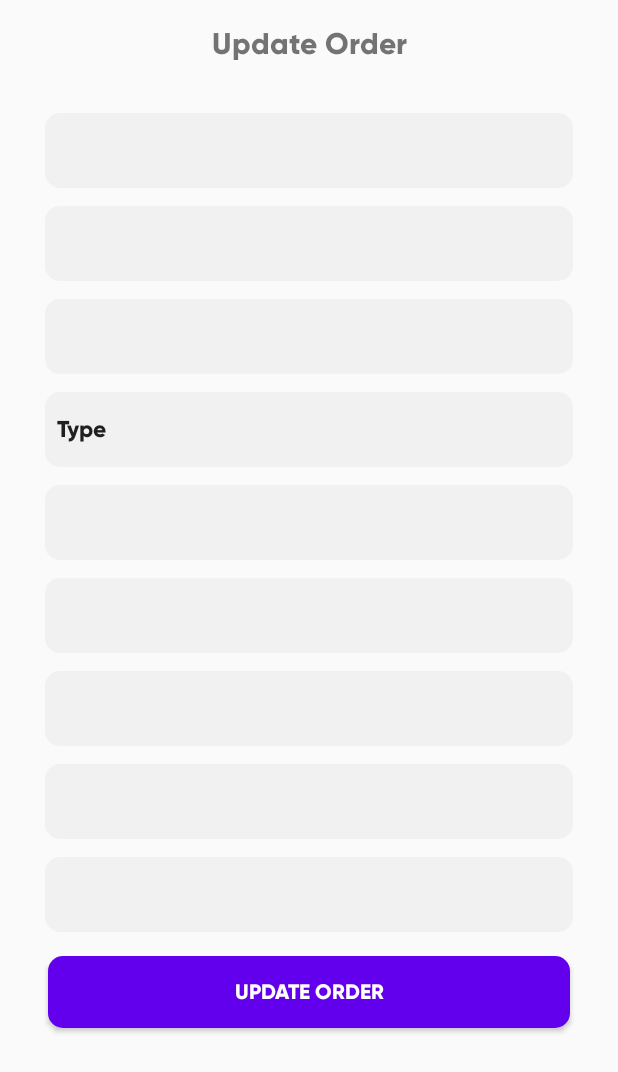
After one commit to samesh97/CSSE-Project, an Android app: the OrderUpdateSitemanager screen opened directly, with no data from a screen before it, on a phone screen of 412 x 824 dp. The commit adds this screen. Shown: the top 1072 px of the screen. Run offline under Robolectric (Android 15) with nearby library versions, the phone set to English and light mode, and no system bars; our stand-ins replace Firebase (no records; nobody signed in at launch, a user with empty details on screens opened directly); 10 statements that could not run were skipped.

Commit message:
retrieve order details

```diff
--- a/app/src/main/AndroidManifest.xml
+++ b/app/src/main/AndroidManifest.xml
@@ -1,8 +1,6 @@
 <?xml version="1.0" encoding="utf-8"?>
 <manifest xmlns:android="http://schemas.android.com/apk/res/android"
     package="com.crave.food.csse_android_app">
-
-    <uses-permission android:name="android.permission.INTERNET" />
 
     <application
         android:allowBackup="true"
@@ -11,6 +9,7 @@
         android:roundIcon="@mipmap/ic_launcher_round"
         android:supportsRtl="true"
         android:theme="@style/AppTheme">
+        <activity android:name=".activities.OrderUpdateSitemanager"></activity>
         <activity android:name=".activities.SplashScreen">
             <intent-filter>
                 <action android:name="android.intent.action.MAIN" />
@@ -28,4 +27,6 @@
         <activity android:name=".OrderRespondSupplier" />
     </application>
 
+    <uses-permission android:name="android.permission.INTERNET" />
+
 </manifest>
--- /dev/null
+++ b/app/src/main/java/com/crave/food/csse_android_app/activities/OrderUpdateSitemanager.java
@@ -0,0 +1,128 @@
+package com.crave.food.csse_android_app.activities;
+
+import androidx.appcompat.app.AppCompatActivity;
+
+import android.app.ProgressDialog;
+import android.os.Bundle;
+import android.view.View;
+import android.widget.AdapterView;
+import android.widget.ArrayAdapter;
+import android.widget.Button;
+import android.widget.EditText;
+import android.widget.Spinner;
+import android.widget.TextView;
+
+import com.crave.food.csse_android_app.OrderPlaceSitemanager;
+import com.crave.food.csse_android_app.OrderViewSitemanager;
+import com.crave.food.csse_android_app.R;
+import com.crave.food.csse_android_app.adapters.ProductSpinnerAdapter;
+import com.crave.food.csse_android_app.models.Order;
+import com.crave.food.csse_android_app.models.Product;
+import com.google.firebase.database.DatabaseReference;
+
+import java.util.ArrayList;
+
+public class OrderUpdateSitemanager extends AppCompatActivity {
+
+
+    private String supplierTxt = "";
+    private Spinner product;
+    private Spinner supplier;
+    private ProductSpinnerAdapter adapter;
+    private ArrayAdapter<CharSequence> adapter1;
+
+    private ProgressDialog progressBar;
+    private DatabaseReference reference;
+
+    private ProgressDialog dialog;
+    private ArrayList<Product> productList;
+
+    private EditText companyName;
+    private EditText phone;
+    private EditText quantity;
+    private EditText dateRequired;
+    private EditText siteAddress;
+    private EditText price;
+    private EditText notes;
+    private TextView status;
+
+    private Button btn_placeOrder;
+    private Product selectedProduct = null;
+    @Override
+    protected void onCreate(Bundle savedInstanceState) {
+        super.onCreate(savedInstanceState);
+        setContentView(R.layout.activity_order_update_sitemanager);
+
+        Order order = OrderViewSitemanager.editingOrder;
+
+        dialog = new ProgressDialog(OrderUpdateSitemanager.this);
+        dialog.setMessage("Loading..");
+        dialog.setCancelable(false);
+
+        productList = new ArrayList<>();
+
+        //making the 2 drop down lists for product and suppliers
+        product =  findViewById(R.id.spinner_product);
+        supplier = findViewById(R.id.spinner_supplier);
+
+        companyName = findViewById(R.id.editText_companyName);
+        phone = findViewById(R.id.editTextPhone);
+        quantity = findViewById(R.id.editText_quantity);
+        dateRequired = findViewById(R.id.editText_dateRequired);
+        siteAddress = findViewById(R.id.editTextTextPostalAddress);
+        price = findViewById(R.id.editText_price);
+        notes = findViewById(R.id.editText_notes);
+        status = findViewById(R.id.status);
+       btn_placeOrder = findViewById(R.id.btn_placeOrder);
+
+
+
+
+        companyName.setText(""+order.getCompanyName());
+        phone.setText(""+order.getPhone());
+        quantity.setText("" + order.getQuantity());
+        dateRequired.setText(""+order.getDateRequired());
+        siteAddress.setText(""+order.getSiteAddress());
+        price.setText(""+order.getPriceExpected());
+        notes.setText(""+order.getNotes());
+        status.setText(""+order.getStatus());
+        product.setPrompt(""+order.getProduct());
+        supplier.setPrompt(""+order.getSupplier());
+
+
+
+        adapter = new ProductSpinnerAdapter(OrderUpdateSitemanager.this, productList);
+        product.setAdapter(adapter);
+
+        product.setOnItemSelectedListener(new AdapterView.OnItemSelectedListener() {
+            @Override
+            public void onItemSelected(AdapterView<?> adapterView, View view, int i, long l)
+            {
+                selectedProduct = productList.get(i);
+            }
+
+            @Override
+            public void onNothingSelected(AdapterView<?> adapterView) {
+
+            }
+        });
+
+
+        adapter1 = ArrayAdapter.createFromResource(this, R.array.type, R.layout.layout_spinner);
+        adapter1.setDropDownViewResource(android.R.layout.simple_spinner_dropdown_item);
+        supplier.setAdapter(adapter1);
+
+        supplier.setOnItemSelectedListener(new AdapterView.OnItemSelectedListener() {
+            @Override
+            public void onItemSelected(AdapterView<?> adapterView, View view, int i, long l) {
+                supplierTxt = adapter1.getItem(i).toString();
+            }
+
+            @Override
+            public void onNothingSelected(AdapterView<?> adapterView) {
+
+            }
+        });
+
+    }
+}
--- a/app/src/main/java/com/crave/food/csse_android_app/models/Supplier.java
+++ b/app/src/main/java/com/crave/food/csse_android_app/models/Supplier.java
@@ -86,4 +86,8 @@ public class Supplier extends User
     public void setSupplierImage(String supplierImage) {
         this.supplierImage = supplierImage;
     }
+
+    public String getSuppliers() {
+        return supplierName;
+    }
 }
--- /dev/null
+++ b/app/src/main/res/layout/activity_order_update_sitemanager.xml
@@ -0,0 +1,207 @@
+<?xml version="1.0" encoding="utf-8"?>
+<ScrollView xmlns:android="http://schemas.android.com/apk/res/android"
+    xmlns:app="http://schemas.android.com/apk/res-auto"
+    xmlns:tools="http://schemas.android.com/tools"
+    android:layout_width="match_parent"
+    android:layout_height="match_parent"
+    tools:context=".OrderPlaceSitemanager">
+
+
+    <androidx.constraintlayout.widget.ConstraintLayout
+        android:layout_width="match_parent"
+        android:layout_height="wrap_content">
+
+
+        <TextView
+            android:id="@+id/textView"
+            android:layout_width="0dp"
+            android:layout_height="wrap_content"
+            android:layout_marginTop="16dp"
+            android:gravity="center"
+            android:text="Update Order"
+            android:fontFamily="@font/gilroy"
+            android:textAlignment="center"
+
+
+            android:textSize="20sp"
+            android:textStyle="bold"
+            app:layout_constraintEnd_toEndOf="parent"
+            app:layout_constraintHorizontal_bias="0.0"
+            app:layout_constraintStart_toStartOf="parent"
+            app:layout_constraintTop_toTopOf="parent" />
+
+
+        <Button
+            android:id="@+id/btn_placeOrder"
+            android:layout_width="0dp"
+            android:layout_height="wrap_content"
+            android:layout_marginStart="32dp"
+            android:layout_marginLeft="32dp"
+            android:layout_marginTop="16dp"
+            android:layout_marginEnd="32dp"
+            android:layout_marginRight="32dp"
+            android:layout_marginBottom="16dp"
+            android:background="@drawable/button_primary_color_background"
+            android:fontFamily="@font/gilroy"
+            android:onClick="placeOrderClicked"
+            android:text="Update Order"
+            android:textColor="@color/white"
+            app:layout_constraintBottom_toBottomOf="parent"
+            app:layout_constraintEnd_toEndOf="parent"
+            app:layout_constraintHorizontal_bias="1.0"
+            app:layout_constraintStart_toStartOf="parent"
+            app:layout_constraintTop_toBottomOf="@+id/editText_notes" />
+
+        <EditText
+            android:id="@+id/editText_companyName"
+            android:layout_width="0dp"
+            android:layout_height="50dp"
+            android:layout_marginLeft="30dp"
+            android:layout_marginTop="8dp"
+            android:layout_marginRight="30dp"
+            android:background="@drawable/edit_text_background"
+            android:fontFamily="@font/gilroy"
+            android:inputType="textPersonName"
+            android:paddingLeft="15dp"
+            android:paddingRight="15dp"
+            app:layout_constraintEnd_toEndOf="parent"
+            app:layout_constraintStart_toStartOf="parent"
+            app:layout_constraintTop_toBottomOf="@+id/status" />
+
+        <EditText
+            android:id="@+id/editTextPhone"
+            android:layout_width="0dp"
+            android:layout_height="50dp"
+            android:layout_marginLeft="30dp"
+            android:layout_marginTop="12dp"
+            android:layout_marginRight="30dp"
+            android:background="@drawable/edit_text_background"
+            android:fontFamily="@font/gilroy"
+            android:inputType="phone"
+            android:paddingLeft="15dp"
+            android:paddingRight="15dp"
+            app:layout_constraintEnd_toEndOf="parent"
+            app:layout_constraintStart_toStartOf="parent"
+            app:layout_constraintTop_toBottomOf="@+id/editText_companyName" />
+
+
+        <EditText
+            android:id="@+id/editText_quantity"
+            android:layout_width="0dp"
+            android:layout_height="50dp"
+            android:layout_marginLeft="30dp"
+            android:layout_marginTop="12dp"
+            android:layout_marginRight="30dp"
+            android:background="@drawable/edit_text_background"
+            android:fontFamily="@font/gilroy"
+            android:inputType="number"
+            android:paddingLeft="15dp"
+            android:paddingRight="15dp"
+            app:layout_constraintEnd_toEndOf="parent"
+            app:layout_constraintStart_toStartOf="parent"
+            app:layout_constraintTop_toBottomOf="@+id/spinner_supplier" />
+
+        <EditText
+            android:id="@+id/editText_dateRequired"
+            android:layout_width="0dp"
+            android:layout_height="50dp"
+            android:layout_marginLeft="30dp"
+            android:layout_marginTop="12dp"
+            android:layout_marginRight="30dp"
+            android:background="@drawable/edit_text_background"
+            android:fontFamily="@font/gilroy"
+            android:inputType="date"
+            android:paddingLeft="15dp"
+            android:paddingRight="15dp"
+            app:layout_constraintEnd_toEndOf="parent"
+            app:layout_constraintStart_toStartOf="parent"
+            app:layout_constraintTop_toBottomOf="@+id/editText_quantity" />
+
+        <EditText
+            android:id="@+id/editTextTextPostalAddress"
+            android:layout_width="0dp"
+            android:layout_height="50dp"
+            android:layout_marginLeft="30dp"
+            android:layout_marginTop="12dp"
+            android:layout_marginRight="30dp"
+            android:background="@drawable/edit_text_background"
+            android:fontFamily="@font/gilroy"
+            android:inputType="textPostalAddress"
+            android:paddingLeft="15dp"
+            android:paddingRight="15dp"
+            app:layout_constraintEnd_toEndOf="parent"
+            app:layout_constraintStart_toStartOf="parent"
+            app:layout_constraintTop_toBottomOf="@+id/editText_dateRequired" />
+
+        <EditText
+            android:id="@+id/editText_price"
+            android:layout_width="0dp"
+            android:layout_height="50dp"
+            android:layout_marginLeft="30dp"
+            android:layout_marginTop="12dp"
+            android:layout_marginRight="30dp"
+            android:background="@drawable/edit_text_background"
+            android:ems="10"
+            android:fontFamily="@font/gilroy"
+            android:inputType="textPersonName"
+            android:paddingLeft="15dp"
+            android:paddingRight="15dp"
+            app:layout_constraintEnd_toEndOf="parent"
+            app:layout_constraintStart_toStartOf="parent"
+            app:layout_constraintTop_toBottomOf="@+id/editTextTextPostalAddress" />
+
+        <EditText
+            android:id="@+id/editText_notes"
+            android:layout_width="0dp"
+            android:layout_height="50dp"
+            android:layout_marginLeft="30dp"
+            android:layout_marginTop="12dp"
+            android:layout_marginRight="30dp"
+            android:background="@drawable/edit_text_background"
+            android:ems="10"
+            android:fontFamily="@font/gilroy"
+            android:inputType="textMultiLine"
+            android:paddingLeft="15dp"
+            android:paddingRight="15dp"
+            app:layout_constraintEnd_toEndOf="parent"
+            app:layout_constraintStart_toStartOf="parent"
+            app:layout_constraintTop_toBottomOf="@+id/editText_price" />
+
+        <Spinner
+            android:id="@+id/spinner_product"
+            android:layout_width="0dp"
+            android:layout_height="50dp"
+            android:layout_marginLeft="30dp"
+            android:layout_marginTop="12dp"
+            android:layout_marginRight="30dp"
+            android:background="@drawable/edit_text_background"
+            app:layout_constraintEnd_toEndOf="parent"
+            app:layout_constraintStart_toStartOf="parent"
+            app:layout_constraintTop_toBottomOf="@+id/editTextPhone" />
+
+        <Spinner
+            android:id="@+id/spinner_supplier"
+            android:layout_width="0dp"
+            android:layout_height="50dp"
+            android:layout_marginLeft="30dp"
+            android:layout_marginTop="12dp"
+            android:layout_marginRight="30dp"
+            android:background="@drawable/edit_text_background"
+            app:layout_constraintEnd_toEndOf="parent"
+            app:layout_constraintStart_toStartOf="parent"
+            app:layout_constraintTop_toBottomOf="@+id/spinner_product" />
+
+        <TextView
+            android:id="@+id/status"
+            android:layout_width="wrap_content"
+            android:layout_height="wrap_content"
+            android:layout_marginTop="8dp"
+            android:fontFamily="@font/gilroy"
+            android:text="No Status"
+            android:visibility="invisible"
+            android:textSize="13sp"
+            app:layout_constraintEnd_toEndOf="@+id/editText_companyName"
+            app:layout_constraintTop_toBottomOf="@+id/textView" />
+
+    </androidx.constraintlayout.widget.ConstraintLayout>
+</ScrollView>
```
Also changed, not shown: app/src/main/java/com/crave/food/csse_android_app/OrderPlaceSitemanager.java (+52 -6 lines), app/src/main/java/com/crave/food/csse_android_app/OrderViewSitemanager.java (+18 -1 lines), app/src/main/java/com/crave/food/csse_android_app/adapters/OrderAdapter.java (+24 -3 lines), app/src/main/java/com/crave/food/csse_android_app/adapters/SupplierSpinnerAdapter.java (added, +53 -0 lines), app/src/main/java/com/crave/food/csse_android_app/listners/OnOrderClicked.java (added, +8 -0 lines), app/src/main/java/com/crave/food/csse_android_app/models/Order.java (+21 -5 lines), app/src/main/java/com/crave/food/csse_android_app/models/Product.java (+13 -2 lines), app/src/main/res/layout/order_item_row.xml (+35 -12 lines).
